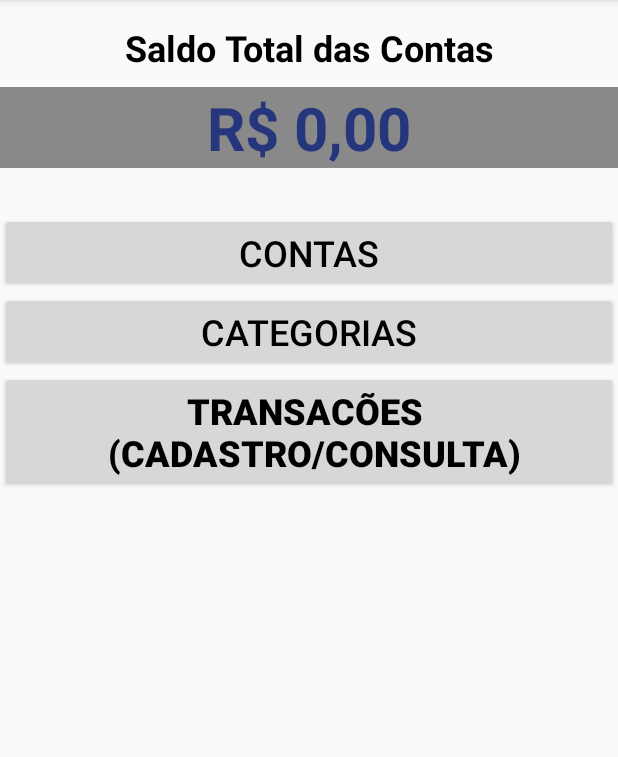
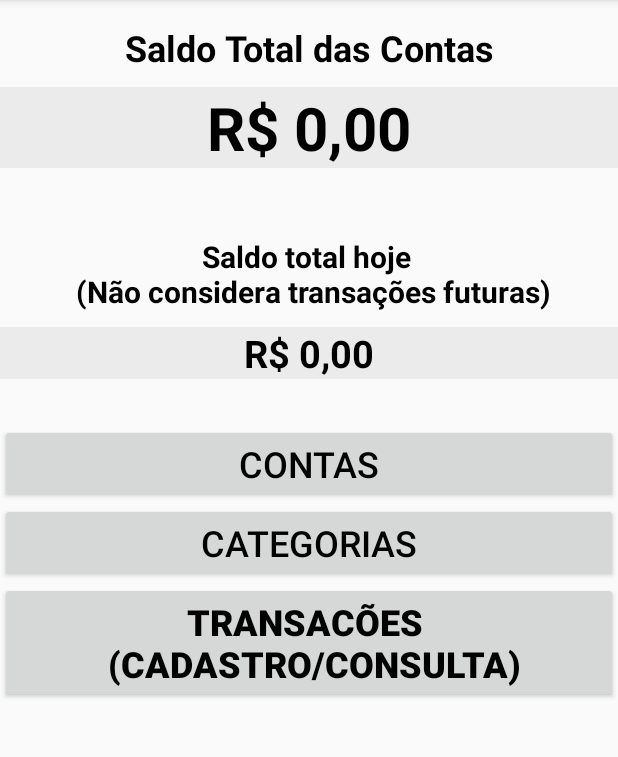
Before and after one commit to andrehfreitas/GerFinSDM2, an Android app: the screen it shows after launch (MainActivity), on a phone screen of 412 x 824 dp, the part 84-841 px from its top. Run offline under Robolectric (Android 15) with nearby library versions, the phone set to English and light mode, and no system bars.

Commit message:
Melhorias de usabilidade

```diff
--- a/app/src/main/java/br/edu/ifsp/scl/gerfinsdm2/activity/MainActivity.kt
+++ b/app/src/main/java/br/edu/ifsp/scl/gerfinsdm2/activity/MainActivity.kt
@@ -12,21 +12,27 @@ import br.edu.ifsp.scl.gerfinsdm2.activity.Conta.ContaListaActivity
 import br.edu.ifsp.scl.gerfinsdm2.activity.Transacao.TransacaoListaActivity
 import br.edu.ifsp.scl.gerfinsdm2.model.Conta
 import br.edu.ifsp.scl.gerfinsdm2.data.ContaSQLite
+import br.edu.ifsp.scl.gerfinsdm2.data.TransacaoSQLite
+import br.edu.ifsp.scl.gerfinsdm2.model.Transacao
 import kotlinx.android.synthetic.main.activity_main.*
 import java.text.NumberFormat
+import java.text.SimpleDateFormat
 import java.util.*
 
 class MainActivity : AppCompatActivity(), View.OnClickListener{
 
     private lateinit var saldototal: TextView
     private lateinit var contas: MutableList<Conta>
-    private lateinit var dao: ContaSQLite
+    private lateinit var transacoes: MutableList<Transacao>
+    private lateinit var daoContas: ContaSQLite
+    private lateinit var daoTransacao: TransacaoSQLite
 
     override fun onCreate(savedInstanceState: Bundle?) {
         super.onCreate(savedInstanceState)
         setContentView(R.layout.activity_main)
 
-        dao = ContaSQLite(this)
+        daoContas = ContaSQLite(this)
+        daoTransacao = TransacaoSQLite(this)
         saldototal = findViewById(R.id.tvTotalContas)
 
         var btnContas = findViewById<Button>(R.id.btnContas)
@@ -36,6 +42,7 @@ class MainActivity : AppCompatActivity(), View.OnClickListener{
         btnContas.setOnClickListener(this)
         btnCategorias.setOnClickListener(this)
         btnTransacoes.setOnClickListener(this)
+
     }
 
     override fun onResume() {
@@ -45,9 +52,29 @@ class MainActivity : AppCompatActivity(), View.OnClickListener{
         val f = NumberFormat.getCurrencyInstance(Locale("pt", "br"))
 
         // Cálculo do somatório de saldos das contas e exibição na TextView
-        contas = dao.leiaConta()
+        contas = daoContas.leiaConta()
         val saldototal = contas.sumByDouble { it.saldoinicial.toDouble() }
         tvTotalContas.text = f.format(saldototal)
+
+
+        // Saldo total das Contas sem considerar transações futuras
+        val dataFormatada = SimpleDateFormat("dd/MM/yyy")
+        val dataInicial = Calendar.getInstance().time
+        transacoes = daoTransacao.leiaTransacao()
+
+        var saldo = 0.0
+        for (t in transacoes){
+            var dataTransacao: Date = dataFormatada.parse(t.data)
+            if (dataTransacao > dataInicial){
+                when (t.tipo) {
+                    "Crédito" -> saldo += t.valor.toDouble()
+                    "Débito"  -> saldo -= t.valor.toDouble()
+                }
+            }
+        }
+        val total = saldototal - saldo
+        tvSaldoReal.text = f.format(total)
+
     }
 
     // Tratamento de clique nos botões da MainActivity
--- a/app/src/main/java/br/edu/ifsp/scl/gerfinsdm2/activity/Transacao/TransacaoCadastroActivity.kt
+++ b/app/src/main/java/br/edu/ifsp/scl/gerfinsdm2/activity/Transacao/TransacaoCadastroActivity.kt
@@ -1,6 +1,5 @@
 package br.edu.ifsp.scl.gerfinsdm2.activity.Transacao
 
-import android.content.Context
 import android.os.Bundle
 import android.view.Menu
 import android.view.MenuItem
@@ -80,6 +79,7 @@ class TransacaoCadastroActivity : AppCompatActivity(){
                 // Verificando se o usuário preencheu o valor da transação, único campo obrigatório
                 // sem valor default. Caso positivo realiza operação de inclusão de transação.
                 if (etValorTransacao.text.isNotEmpty()) {
+
                     var conta = 0
                     for (c in listaContas) {
                         if (c.nome == nomeConta) {
@@ -146,7 +146,7 @@ class TransacaoCadastroActivity : AppCompatActivity(){
                                         "Débito" -> saldo -= valor.toDouble()
                                         "Crédito" -> saldo += valor.toDouble()
                                     }
-                                    saldo.toString()
+                                    c.saldoinicial = saldo.toString()
                                     daoConta.atualizaConta(c)
                                     break
                                 }
@@ -155,6 +155,7 @@ class TransacaoCadastroActivity : AppCompatActivity(){
                         }
                     }
 
+                    TransacaoListaActivity.transacaoAdapter.notifyAdapter()
                     Toast.makeText(this, "Transação salva com sucesso!", Toast.LENGTH_SHORT).show()
                     finish()
                 } else {
--- a/app/src/main/java/br/edu/ifsp/scl/gerfinsdm2/adapter/ContaAdapter.kt
+++ b/app/src/main/java/br/edu/ifsp/scl/gerfinsdm2/adapter/ContaAdapter.kt
@@ -8,9 +8,13 @@ import android.view.ViewGroup
 import androidx.recyclerview.widget.RecyclerView
 import br.edu.ifsp.scl.gerfinsdm2.R
 import br.edu.ifsp.scl.gerfinsdm2.activity.Conta.ContaDetalheActivity
+import br.edu.ifsp.scl.gerfinsdm2.data.ContaSQLite
+import br.edu.ifsp.scl.gerfinsdm2.data.TransacaoDAO
+import br.edu.ifsp.scl.gerfinsdm2.data.TransacaoSQLite
 import br.edu.ifsp.scl.gerfinsdm2.model.Conta
 import kotlinx.android.synthetic.main.conta_item.view.*
 import java.text.NumberFormat
+import java.text.SimpleDateFormat
 import java.util.*
 
 class ContaAdapter(private val context: Context, private var contaList: List<Conta>):
@@ -25,8 +29,8 @@ class ContaAdapter(private val context: Context, private var contaList: List<Con
         val textViewSaldo = itemView.tvSaldoConta
 
         fun bindView(conta: Conta) {
+            textViewSaldo.text = f.format(conta.saldoinicial)
             textViewNome.text = conta.nome
-            textViewSaldo.text = f.format(conta.saldoinicial.toDouble())
 
             // Tratamento do evento de click em um item da lista
             itemView.setOnClickListener{
--- a/app/src/main/java/br/edu/ifsp/scl/gerfinsdm2/adapter/TransacaoAdapter.kt
+++ b/app/src/main/java/br/edu/ifsp/scl/gerfinsdm2/adapter/TransacaoAdapter.kt
@@ -20,6 +20,11 @@ import java.util.*
 class TransacaoAdapter(private val context: Context,
                        private var transacaoList: List<Transacao>):
     RecyclerView.Adapter<TransacaoAdapter.TransacaoViewHolder>(){
+
+    fun notifyAdapter() {
+        transacaoList.sortedBy { it.data }
+        this.notifyDataSetChanged()
+    }
 
     override fun onCreateViewHolder(parent: ViewGroup, viewType: Int):
             TransacaoViewHolder{
--- a/app/src/main/res/layout/activity_cadtransacoes.xml
+++ b/app/src/main/res/layout/activity_cadtransacoes.xml
@@ -54,7 +54,8 @@
         android:layout_height="wrap_content"
         android:layout_marginBottom="18dp"
         android:hint="@string/data"
-        android:inputType="none"/>
+        android:inputType="none"
+        android:focusableInTouchMode="false"/>
 
     <EditText
         android:id="@+id/etValorTransacao"
--- a/app/src/main/res/layout/activity_detalhe_transacao.xml
+++ b/app/src/main/res/layout/activity_detalhe_transacao.xml
@@ -53,7 +53,8 @@
         android:layout_height="wrap_content"
         android:layout_marginBottom="18dp"
         android:hint="@string/data"
-        android:inputType="none"/>
+        android:inputType="none"
+        android:focusableInTouchMode="false"/>
 
     <EditText
         android:id="@+id/etDetalheValorTransacao"
--- a/app/src/main/res/layout/activity_main.xml
+++ b/app/src/main/res/layout/activity_main.xml
@@ -23,11 +23,34 @@
         android:layout_width="match_parent"
         android:layout_height="wrap_content"
         android:layout_marginBottom="30dp"
-        android:background="#74000000"
+        android:background="#EBEBEB"
         android:text="Saldo Total"
         android:textAlignment="center"
-        android:textColor="#C80A2079"
+        android:textColor="@color/design_default_color_on_secondary"
         android:textSize="40sp"
+        android:textStyle="bold" />
+
+    <TextView
+        android:layout_width="match_parent"
+        android:layout_height="wrap_content"
+        android:layout_marginTop="15dp"
+        android:layout_marginBottom="10dp"
+        android:text="Saldo total hoje \n (Não considera transações futuras)"
+        android:textAlignment="center"
+        android:textColor="@color/design_default_color_on_secondary"
+        android:textSize="20sp"
+        android:textStyle="bold" />
+
+    <TextView
+        android:id="@+id/tvSaldoReal"
+        android:layout_width="match_parent"
+        android:layout_height="wrap_content"
+        android:layout_marginBottom="30dp"
+        android:background="#EBEBEB"
+        android:text="Saldo Total"
+        android:textAlignment="center"
+        android:textColor="@color/design_default_color_on_secondary"
+        android:textSize="25sp"
         android:textStyle="bold" />
 
     <Button
--- a/app/src/main/res/layout/consulta_transacao.xml
+++ b/app/src/main/res/layout/consulta_transacao.xml
@@ -23,7 +23,8 @@
         android:ems="10"
         android:inputType="date"
         android:layout_marginBottom="18dp"
-        android:hint="@string/data"/>
+        android:hint="@string/data"
+        android:focusableInTouchMode="false"/>
 
     <TextView
         android:layout_width="match_parent"
@@ -37,7 +38,8 @@
         android:ems="10"
         android:inputType="date"
         android:layout_marginBottom="18dp"
-        android:hint="@string/data"/>
+        android:hint="@string/data"
+        android:focusableInTouchMode="false"/>
 
     <TextView
         android:layout_width="match_parent"
```
Also changed, not shown: app/src/main/java/br/edu/ifsp/scl/gerfinsdm2/activity/Transacao/TransacaoListaActivity.kt (+6 -6 lines).
